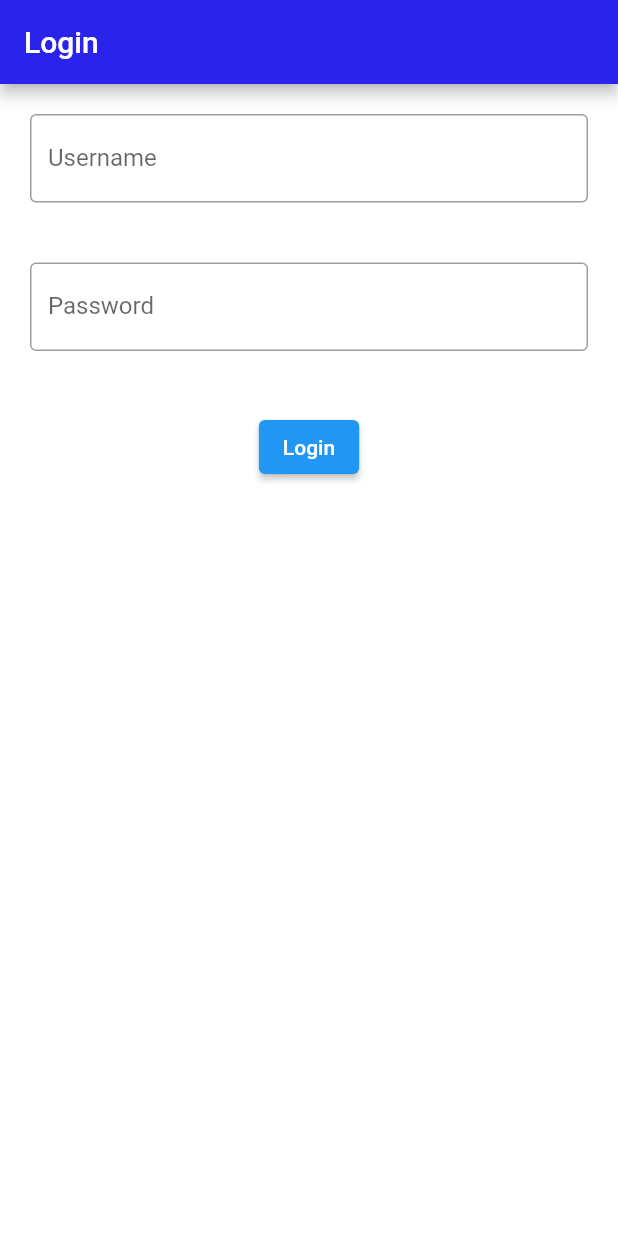
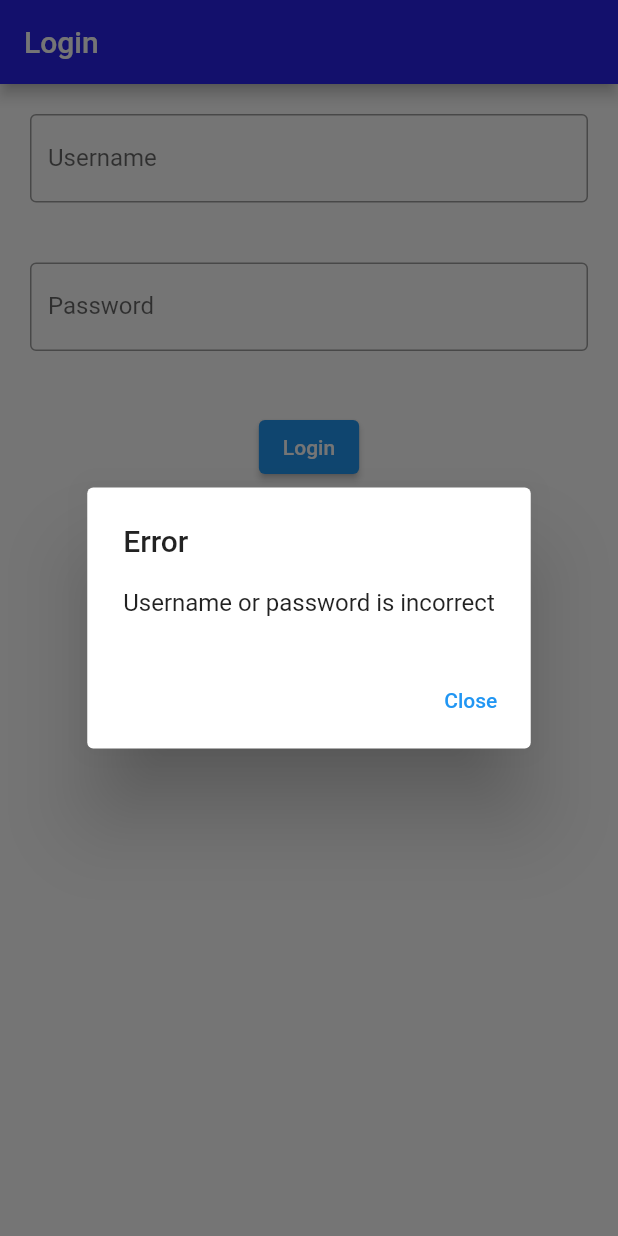
Before and after one commit to khatruong2009/my-flutter-app, a Flutter app: the screen it shows after launch, after a tap on "Login", on a phone screen of 412 x 824 dp. Run offline on Flutter 3.47's test engine with Material 2 defaults, Android fonts, the phone set to English and light mode, and no system bars.

Commit message:
added builder widget to fix login problem

```diff
--- a/myapp/lib/main.dart
+++ b/myapp/lib/main.dart
@@ -6,8 +6,7 @@ void main() {
 
 // LOGIN PAGE
 class Login extends StatefulWidget {
-  const Login({super.key});
-
+  const Login({Key? key}) : super(key: key);
   @override
   State<Login> createState() => _LoginState();
 }
@@ -19,7 +18,8 @@ class _LoginState extends State<Login> {
   @override
   Widget build(BuildContext context) {
     return MaterialApp(
-      home: Scaffold(
+        home: Builder(
+      builder: (context) => Scaffold(
           appBar: AppBar(
             backgroundColor: const Color.fromARGB(255, 42, 35, 235),
             title: const Text('Login'),
@@ -89,13 +89,13 @@ class _LoginState extends State<Login> {
               ],
             ))
           ])),
-    );
+    ));
   }
 }
 
 // HOME PAGE
 class MyApp extends StatefulWidget {
-  const MyApp({super.key});
+  const MyApp({Key? key}) : super(key: key);
 
   @override
   State<MyApp> createState() => _MyAppState();
```
